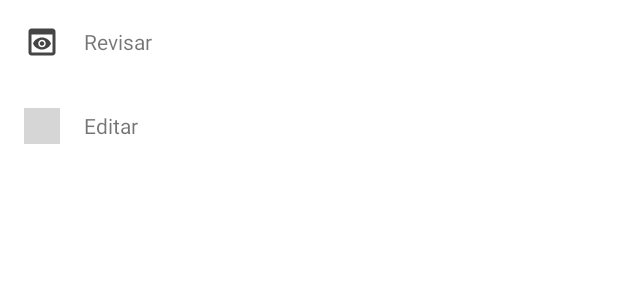
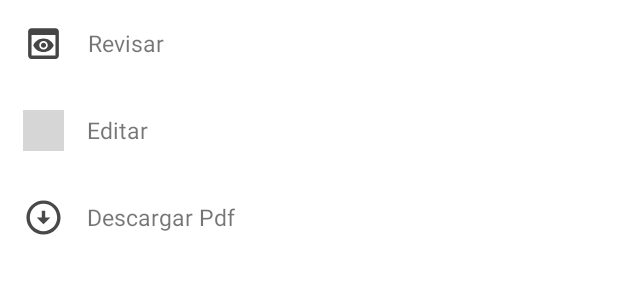
Before and after one commit to adrianito22/Qsercom_AppUpdate, an Android app: the layout bottom_sheet_edit_cpn.xml on its own in the app's theme, with its tools: preview values and no code run, on a phone screen of 412 x 824 dp. Shown: the top 300 px of the screen. Run offline under Robolectric (Android 15) with nearby library versions, the phone set to English and light mode, and no system bars; grey boxes are pictures that could not be loaded.

Commit message:
comiit house

```diff
--- a/app/src/main/java/com/tiburela/qsercom/activities/FormularioActivity.java
+++ b/app/src/main/java/com/tiburela/qsercom/activities/FormularioActivity.java
@@ -1416,7 +1416,7 @@ private void listennersSpinners() {
         @Override
         public void onItemSelected(AdapterView<?> adapterView, View view, int i, long l) {
             String zonaEelejida= spinnertipodeBlanzaRepeso.getSelectedItem().toString();
-            editipbalanzaRepeso.setText(" "+zonaEelejida+" ");
+            editipbalanzaRepeso.setText(zonaEelejida);
             if(zonaEelejida.equals("Ninguna")){
                 //actualizamos
                 Log.i("maswiso","eSPINNER ZONA SELECIONO NINGUNO ");
--- a/app/src/main/java/com/tiburela/qsercom/utils/Variables.java
+++ b/app/src/main/java/com/tiburela/qsercom/utils/Variables.java
@@ -5,6 +5,7 @@ import com.tiburela.qsercom.models.SetInformEmbarque1;
 import com.tiburela.qsercom.models.SetInformEmbarque2;
 
 import java.util.ArrayList;
+import java.util.HashMap;
 
 public class Variables {
 
@@ -59,6 +60,6 @@ public static String  paqueteName="com.tiburela.qsercom";
     public static ArrayList<ImagenReport> listImagenData;
 
 
-
+   public static  HashMap<String, ImagenReport> hashMapImagesStart;
 
 }
--- /dev/null
+++ b/app/src/main/res/drawable/ic_baseline_arrow_circle_down_24.xml
@@ -0,0 +1,5 @@
+<vector android:height="24dp" android:tint="#494949"
+    android:viewportHeight="24" android:viewportWidth="24"
+    android:width="24dp" xmlns:android="http://schemas.android.com/apk/res/android">
+    <path android:fillColor="@android:color/white" android:pathData="M12,4c4.41,0 8,3.59 8,8s-3.59,8 -8,8s-8,-3.59 -8,-8S7.59,4 12,4M12,2C6.48,2 2,6.48 2,12c0,5.52 4.48,10 10,10c5.52,0 10,-4.48 10,-10C22,6.48 17.52,2 12,2L12,2zM13,12l0,-4h-2l0,4H8l4,4l4,-4H13z"/>
+</vector>
--- a/app/src/main/res/layout/activity_see_reports.xml
+++ b/app/src/main/res/layout/activity_see_reports.xml
@@ -38,4 +38,5 @@
         app:layout_constraintEnd_toEndOf="parent"
         app:layout_constraintStart_toStartOf="parent"
         app:layout_constraintTop_toBottomOf="@+id/recyclerVReports" />
+
 </androidx.constraintlayout.widget.ConstraintLayout>
--- a/app/src/main/res/layout/bottom_sheet_edit_cpn.xml
+++ b/app/src/main/res/layout/bottom_sheet_edit_cpn.xml
@@ -4,18 +4,19 @@
     android:orientation="vertical"
     android:layout_width="match_parent"
     android:layout_height="match_parent">
+
     <LinearLayout
+        android:id="@+id/lyRevisar"
         android:layout_width="match_parent"
         android:layout_height="wrap_content"
+        android:background="?android:attr/selectableItemBackground"
         android:orientation="horizontal"
-        android:id="@+id/lyRevisar"
-        android:background="?android:attr/selectableItemBackground"
-        android:padding="8dp">
+        android:padding="7dp">
 
         <ImageView
             android:id="@+id/image1"
-            android:layout_width="24dp"
-            android:layout_height="24dp"
+            android:layout_width="27dp"
+            android:layout_height="27dp"
             android:layout_margin="8dp"
             android:src="@drawable/ic_baseline_preview_24jhj" />
 
@@ -24,7 +25,8 @@
             android:layout_height="wrap_content"
             android:layout_gravity="center_vertical"
             android:padding="8dp"
-            android:text="Revisar" />
+            android:text="Revisar"
+            android:textSize="15sp" />
     </LinearLayout>
 
     <LinearLayout
@@ -33,12 +35,12 @@
         android:layout_height="wrap_content"
         android:background="?android:attr/selectableItemBackground"
         android:orientation="horizontal"
-        android:padding="8dp">
+        android:padding="7dp">
 
         <ImageView
             android:id="@+id/edit"
-            android:layout_width="24dp"
-            android:layout_height="24dp"
+            android:layout_width="27dp"
+            android:layout_height="27dp"
             android:layout_margin="8dp"
             android:src="@drawable/ic_baseline_edit_24aa" />
 
@@ -48,8 +50,9 @@
             android:layout_height="wrap_content"
             android:layout_gravity="center_vertical"
             android:layout_weight="1"
-            android:padding="8dp"
-            android:text="Editar" />
+            android:padding="7dp"
+            android:text="Editar"
+            android:textSize="15sp" />
 
     </LinearLayout>
 
@@ -59,21 +62,22 @@
         android:layout_height="wrap_content"
         android:background="?android:attr/selectableItemBackground"
         android:orientation="horizontal"
-        android:padding="8dp"
-        android:visibility="invisible">
+        android:padding="7dp">
 
         <ImageView
-            android:layout_width="24dp"
-            android:layout_height="24dp"
+            android:id="@+id/imgdes"
+            android:layout_width="27dp"
+            android:layout_height="27dp"
             android:layout_margin="8dp"
-            android:src="@drawable/ic_baseline_attach_file_24" />
+            android:src="@drawable/ic_baseline_arrow_circle_down_24" />
 
         <TextView
             android:layout_width="wrap_content"
             android:layout_height="wrap_content"
             android:layout_gravity="center_vertical"
-            android:padding="8dp"
-            android:text="Otra opcion" />
+            android:padding="7dp"
+            android:text="Descargar Pdf"
+            android:textSize="15sp" />
 
     </LinearLayout>
 
```
Also changed, not shown: app/src/main/java/com/tiburela/qsercom/activities/ActivityMenu.java (+5 -4 lines), app/src/main/java/com/tiburela/qsercom/activities/PreviewActivity.java (+66 -27 lines), app/src/main/java/com/tiburela/qsercom/database/RealtimeDB.java (+8 -4 lines), app/src/main/java/com/tiburela/qsercom/storage/StorageData.java (+2 -25 lines), app/src/main/java/com/tiburela/qsercom/utils/Utils.java (+33 -31 lines), app/src/main/res/layout/activity_menu.xml (+4 -4 lines).
